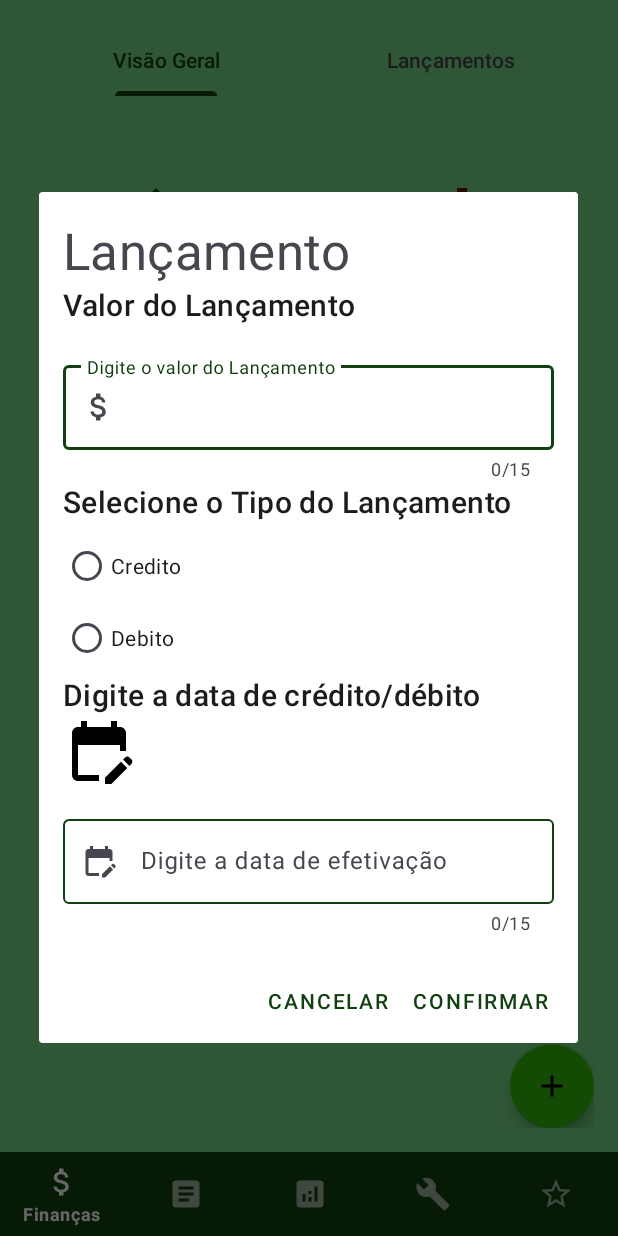
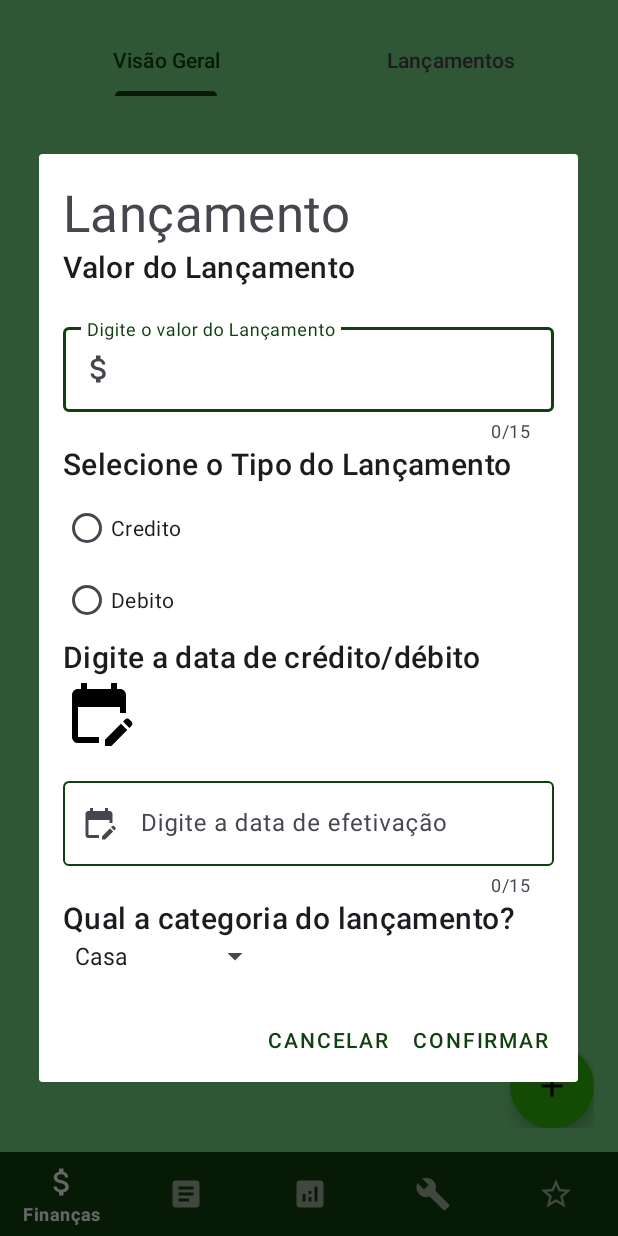
Before and after one commit to BrianFermino2002/app-finance, an Android app: the FragmentVisaoGeral screen opened directly, with no data from a screen before it, after a tap on "Adicionar Lancamento", on a phone screen of 412 x 824 dp. Run offline under Robolectric (Android 15) with nearby library versions, the phone set to English and light mode, and no system bars; our stand-ins replace Room's generated code, navigation-ui; 6 statements that could not run were skipped.

Commit message:
Adição de categorias dos lançamentos e refactorys nos arquivos

```diff
--- a/app/src/main/java/com/example/finance/data/entity/Lancamento.kt
+++ b/app/src/main/java/com/example/finance/data/entity/Lancamento.kt
@@ -3,6 +3,7 @@ package com.example.finance.data.entity
 import androidx.room.ColumnInfo
 import androidx.room.Entity
 import androidx.room.PrimaryKey
+import com.example.finance.data.CategoriaLancamentoEntity
 
 typealias LancamentoEntity  = Lancamento
 
@@ -12,5 +13,6 @@ data class Lancamento(
     @ColumnInfo (name = "tipoMov")val tipoMov: String,
     @ColumnInfo(name = "valor") val valor: Double,
     @ColumnInfo(name = "idUser") val idUsuario: Int,
-    @ColumnInfo(name = "dataEfet") val dataEfet: String
+    @ColumnInfo(name = "dataEfet") val dataEfet: String,
+    @ColumnInfo(name = "categoriaLancamento") val categoria: CategoriaLancamentoEntity
 )
--- a/app/src/main/java/com/example/finance/data/mapper/LancamentoWithUserMapper.kt
+++ b/app/src/main/java/com/example/finance/data/mapper/LancamentoWithUserMapper.kt
@@ -13,7 +13,8 @@ fun UserWithLancamentoEntity.toDomain() = UserWithLancamentoDomain(
         tipoMov = it.tipoMov,
         valor = it.valor,
         idUsuario = it.idUsuario,
-        dataEfet = it.dataEfet
+        dataEfet = it.dataEfet,
+        categoria = it.categoria
 )
     }
 
--- a/app/src/main/java/com/example/finance/data/repository/UserRepositoryImpl.kt
+++ b/app/src/main/java/com/example/finance/data/repository/UserRepositoryImpl.kt
@@ -32,7 +32,8 @@ class UserRepositoryImpl(private val dao: UserDAO): UserRepository {
                     tipoMov = lancamento.tipoMov,
                     valor = lancamento.valor,
                     idUsuario = lancamento.idUsuario,
-                    dataEfet = lancamento.dataEfet
+                    dataEfet = lancamento.dataEfet,
+                    categoria = lancamento.categoria
                 )
             )
         }
--- a/app/src/main/java/com/example/finance/domain/model/Lancamento.kt
+++ b/app/src/main/java/com/example/finance/domain/model/Lancamento.kt
@@ -1,4 +1,6 @@
 package com.example.finance.domain.model
+
+import com.example.finance.data.CategoriaLancamentoEntity
 
 typealias LancamentoDomain = Lancamento
 
@@ -8,5 +10,6 @@ class Lancamento (
     val tipoMov: String,
     val valor: Double,
     val idUsuario: Int,
-    val dataEfet: String
+    val dataEfet: String,
+    val categoria: CategoriaLancamentoEntity
         )
--- a/app/src/main/java/com/example/finance/presentation/dialog/DialogInserirLancamento.kt
+++ b/app/src/main/java/com/example/finance/presentation/dialog/DialogInserirLancamento.kt
@@ -9,6 +9,7 @@ import androidx.core.os.bundleOf
 import androidx.fragment.app.DialogFragment
 import androidx.fragment.app.FragmentManager
 import androidx.fragment.app.setFragmentResult
+import com.example.finance.data.CategoriaLancamentoEntity
 import com.example.finance.databinding.FragmentDialogLancamentoBinding
 import com.example.finance.domain.model.LancamentoDomain
 import com.google.android.material.datepicker.MaterialDatePicker
@@ -51,7 +52,7 @@ lateinit var binding:FragmentDialogLancamentoBinding
 
 
             var check = checkRB()
-
+            var categoria = checkCategoria()
             binding.rgTipolanc.setOnCheckedChangeListener { group, i ->
                 check = checkRB()
             }
@@ -63,7 +64,8 @@ lateinit var binding:FragmentDialogLancamentoBinding
                     FRAGMENT_RESULT, bundleOf(
                         EDIT_TEXT_VALUE to binding.etLancamento.text.toString(),
                         RADIO_BUTTON_VALUE to check?.text.toString(),
-                        DATA_VALUE to binding.etData.text.toString()
+                        DATA_VALUE to binding.etData.text.toString(),
+                        CATEGORIA_VALUE to checkCategoria().toString()
                     )
                 )
 
@@ -80,6 +82,7 @@ lateinit var binding:FragmentDialogLancamentoBinding
         const val EDIT_TEXT_VALUE = "EDIT_TEXT_VALUE"
         const val RADIO_BUTTON_VALUE = "RADIO_BUTTON_VALUE"
         const val DATA_VALUE = "DATA_VALUE"
+        const val CATEGORIA_VALUE = "CATEGORIA_VALUE"
 
         fun show(
             title: String,
@@ -97,11 +100,25 @@ lateinit var binding:FragmentDialogLancamentoBinding
         }
     }
 
-    private fun checkRB(): RadioButton?{
+    private fun checkRB(): RadioButton{
         if(binding.rbCredito.isChecked){
             return binding.rbCredito
         } else {
             return  binding.rbDebito
         }
     }
+
+    private fun checkCategoria(): CategoriaLancamentoEntity {
+        val selectedCategoriaPosition = binding.spCategoria.selectedItemPosition
+
+        return when (selectedCategoriaPosition) {
+            CategoriaLancamentoEntity.CASA.ordinal -> CategoriaLancamentoEntity.CASA
+            CategoriaLancamentoEntity.TRABALHO.ordinal -> CategoriaLancamentoEntity.TRABALHO
+            CategoriaLancamentoEntity.COMIDA.ordinal -> CategoriaLancamentoEntity.COMIDA
+            CategoriaLancamentoEntity.LAZER.ordinal -> CategoriaLancamentoEntity.LAZER
+            CategoriaLancamentoEntity.FACULDADE.ordinal -> CategoriaLancamentoEntity.FACULDADE
+            CategoriaLancamentoEntity.FAMILIA.ordinal -> CategoriaLancamentoEntity.FAMILIA
+            else -> throw IllegalStateException("Categoria inválida selecionada")
+        }
+    }
 }
--- a/app/src/main/java/com/example/finance/presentation/fragments/FragmentVisaoGeral.kt
+++ b/app/src/main/java/com/example/finance/presentation/fragments/FragmentVisaoGeral.kt
@@ -23,31 +23,28 @@ class FragmentVisaoGeral: Fragment() {
         savedInstanceState: Bundle?
     ): View {
         binding = FragmentVisaogeralBinding.inflate(inflater, container, false)
+        initInfos()
         return binding.root
     }
 
+    private fun initInfos(){
+        viewLifecycleOwner.lifecycleScope.launchWhenStarted {
+            viewModel.somaDebito.collect{somaDeb ->
+                binding.tvDeb.setText(formatarLocal(somaDeb))
+            }
+        }
+
+        viewLifecycleOwner.lifecycleScope.launchWhenStarted {
+            viewModel.somaCredito.collect{somaCred ->
+                binding.tvCred.setText(formatarLocal(somaCred))
+            }
+        }
+    }
     override fun onViewCreated(view: View, savedInstanceState: Bundle?) {
         super.onViewCreated(view, savedInstanceState)
-        observeCred()
-        observeDeb()
         observeLanc()
     }
 
-    private fun observeCred() {
-        viewLifecycleOwner.lifecycleScope.launchWhenStarted {
-            viewModel.somaCredito.collect { somaCred ->
-                binding.tvCred.setText("R$" + somaCred)
-            }
-        }
-    }
-
-    private fun observeDeb() {
-        viewLifecycleOwner.lifecycleScope.launchWhenStarted {
-            viewModel.somaDebito.collect { somaDeb ->
-                binding.tvDeb.setText("R$" + somaDeb)
-            }
-        }
-    }
 
     private fun observeLanc() {
 
@@ -66,4 +63,10 @@ class FragmentVisaoGeral: Fragment() {
             }
         }
     }
+
+    private fun formatarLocal(valor: Double ): String{
+        val currencyFormat = NumberFormat.getCurrencyInstance(Locale.getDefault())
+        val formatado = currencyFormat.format(valor)
+        return formatado
+    }
 }
--- a/app/src/main/res/layout/fragment_dialog_lancamento.xml
+++ b/app/src/main/res/layout/fragment_dialog_lancamento.xml
@@ -107,4 +107,17 @@
             android:layout_height="wrap_content"
             android:inputType="date"/>
     </com.google.android.material.textfield.TextInputLayout>
+
+    <TextView
+        android:layout_width="match_parent"
+        android:layout_height="wrap_content"
+        style="@style/TextAppearance.MaterialComponents.Headline6"
+        android:text="Qual a categoria do lançamento?"/>
+
+    <Spinner
+        android:id="@+id/sp_categoria"
+        style="@style/TextAppearance.MaterialComponents.Headline6"
+        android:layout_width="wrap_content"
+        android:layout_height="wrap_content"
+        android:entries="@array/categorias"/>
 </LinearLayout>
--- a/app/src/main/res/values/strings.xml
+++ b/app/src/main/res/values/strings.xml
@@ -7,10 +7,16 @@
     <string name="txtbtnLogin">Enviar Nome</string>
     <string name="lancamentos">Lançamentos</string>
     <string name="visaoGeral">Visão Geral</string>
-
-
     <string name="primary_color">Primary color</string>
     <string name="button">Button</string>
     <string name="secondary_color">Secondary color</string>
     <string name="email_icon">email icon</string>
+    <string-array name="categorias">
+        <item>Casa</item>
+        <item>Trabalho</item>
+        <item>Comida</item>
+        <item>Lazer</item>
+        <item>Faculdade</item>
+        <item>Familia</item>
+    </string-array>
 </resources>
```
Also changed, not shown: app/src/main/java/com/example/finance/data/mapper/LancamentoMapper.kt (+5 -2 lines), app/src/main/java/com/example/finance/presentation/dialog/DialogAtualizarLancamento.kt (+18 -2 lines), app/src/main/java/com/example/finance/presentation/fragments/FragmentLancamentos.kt (+24 -2 lines), app/src/main/java/com/example/finance/presentation/fragments/LancamentoViewModel.kt (+10 -4 lines), app/src/main/java/com/example/finance/presentation/fragments/homeFragment.kt (+12 -1 lines), app/src/main/java/com/example/finance/presentation/util/BindingUtils.kt (+16 -0 lines), app/src/main/res/layout/lancamento_item.xml (+11 -0 lines).
